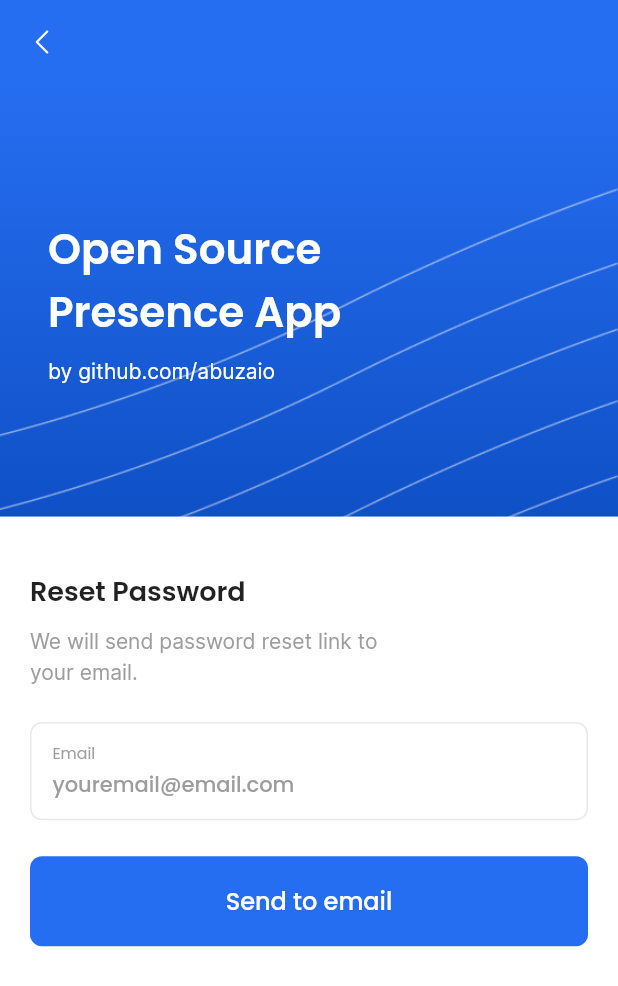
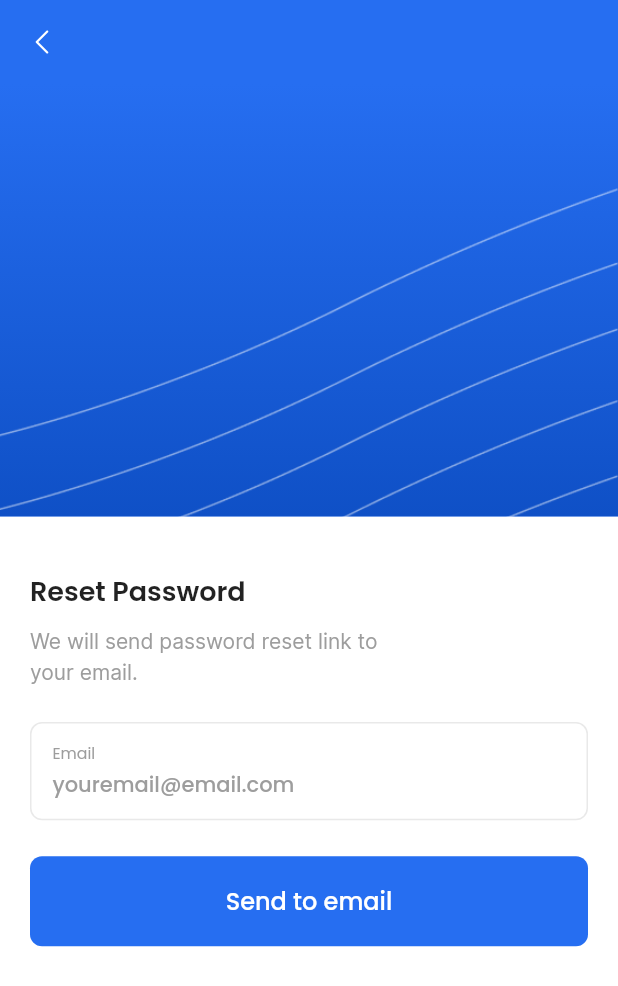
Before and after one commit to kinoarizu/shuseki, a Flutter app: the screen it shows after launch, after a tap on "Forgot your password?", on a phone screen of 412 x 824 dp. Shown: the top 986 px of the screen. Run offline on Flutter 3.47's test engine with Material 2 defaults, Android fonts, the phone set to English and light mode, and no system bars; our stand-ins replace cloud_firestore, connectivity_plus, firebase_auth, firebase_core, firebase_storage, flutter_svg and 5 more; missing offline and left inert: maps_launcher; accounts and stored records are empty.

Commit message:
assembled new widget

```diff
--- a/lib/app/modules/forgot_password/views/forgot_password_view.dart
+++ b/lib/app/modules/forgot_password/views/forgot_password_view.dart
@@ -37,27 +37,6 @@ class ForgotPasswordView extends GetView<ForgotPasswordController> {
                 image: AssetImage('assets/images/pattern-1-1.png'),
                 fit: BoxFit.cover,
               ),
-            ),
-            child: Column(
-              mainAxisAlignment: MainAxisAlignment.center,
-              crossAxisAlignment: CrossAxisAlignment.start,
-              children: [
-                Text(
-                  "Open Source\nPresence App",
-                  style: TextStyle(
-                    fontSize: 28,
-                    color: Colors.white,
-                    fontFamily: 'poppins',
-                    height: 150 / 100,
-                    fontWeight: FontWeight.w600,
-                  ),
-                ),
-                SizedBox(height: 10),
-                Text(
-                  "by github.com/abuzaio",
-                  style: TextStyle(color: Colors.white),
-                ),
-              ],
             ),
           ),
           Container(
--- a/lib/app/modules/login/views/login_view.dart
+++ b/lib/app/modules/login/views/login_view.dart
@@ -24,27 +24,6 @@ class LoginView extends GetView<LoginController> {
                 image: AssetImage('assets/images/pattern-1-1.png'),
                 fit: BoxFit.cover,
               ),
-            ),
-            child: Column(
-              mainAxisAlignment: MainAxisAlignment.center,
-              crossAxisAlignment: CrossAxisAlignment.start,
-              children: [
-                Text(
-                  "Open Source\nPresence App",
-                  style: TextStyle(
-                    fontSize: 28,
-                    color: Colors.white,
-                    fontFamily: 'poppins',
-                    height: 150 / 100,
-                    fontWeight: FontWeight.w600,
-                  ),
-                ),
-                SizedBox(height: 10),
-                Text(
-                  "by github.com/abuzaio",
-                  style: TextStyle(color: Colors.white),
-                ),
-              ],
             ),
           ),
           Container(
```
Also changed, not shown: lib/app/modules/new_password/views/new_password_view.dart (+0 -21 lines), 11 other files.
